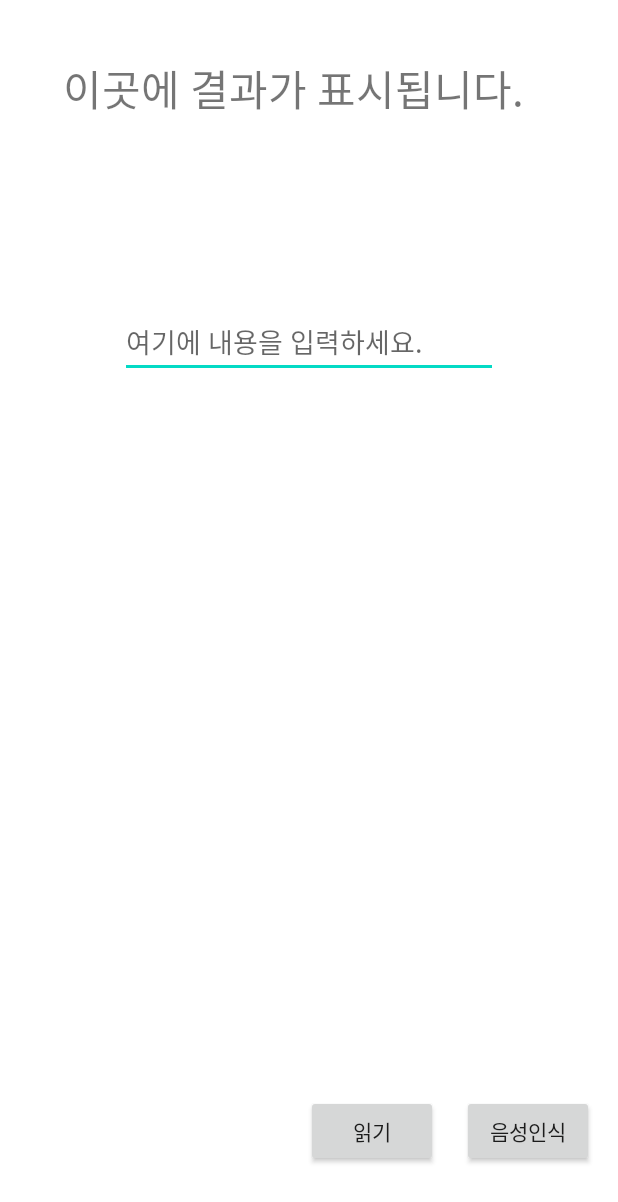
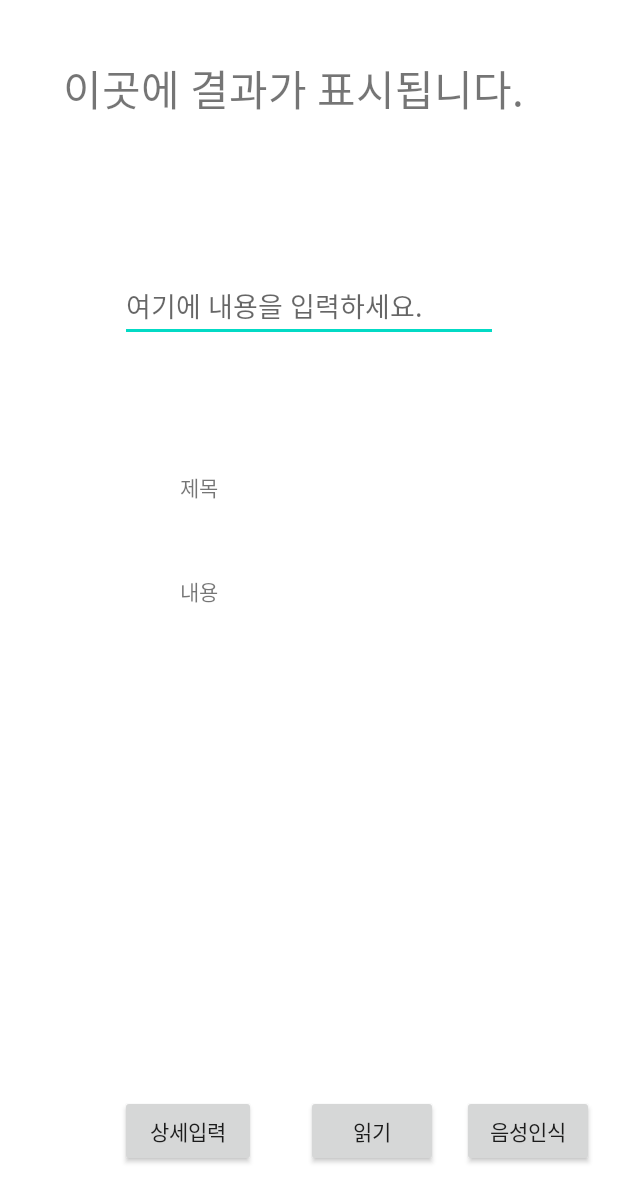
Before and after one commit to wlzkxm2/Probono, an Android app: the TTS_Test screen opened directly, with no data from a screen before it, on a phone screen of 412 x 824 dp. Shown: the top 1202 px of the screen. Run offline under Robolectric (Android 15) with nearby library versions, the phone set to English and light mode, and no system bars; our stand-ins replace RxJava; libraries missing offline, so code that uses them is left out: com.jakewharton.rxbinding4; 3 statements that could not run were skipped.

Commit message:
custom dialog

```diff
--- a/app/src/main/java/com/example/calender/TTS_Test.java
+++ b/app/src/main/java/com/example/calender/TTS_Test.java
@@ -2,6 +2,7 @@ package com.example.calender;
 
 import android.Manifest;
 import android.app.Activity;
+import android.app.Dialog;
 import android.content.Intent;
 import android.content.pm.PackageManager;
 import android.os.Build;
@@ -12,6 +13,7 @@ import android.speech.SpeechRecognizer;
 import android.speech.tts.TextToSpeech;
 import android.util.Log;
 import android.view.View;
+import android.view.Window;
 import android.widget.Button;
 import android.widget.EditText;
 import android.widget.TextView;
@@ -39,10 +41,11 @@ public class TTS_Test extends Activity implements TextToSpeech.OnInitListener {
     boolean recording = false;  //현재 녹음중인지 여부
     private Disposable disposable;
     private TextToSpeech tts;
-    Button btn_TTS, btn_STT;
+    Button btn_TTS, btn_STT, btn_Dialog;
     EditText text;
     TextView tv_Result;
     View.OnClickListener click;
+    Dialog dialog;
 
 
     @Override
@@ -55,6 +58,7 @@ public class TTS_Test extends Activity implements TextToSpeech.OnInitListener {
         tts = new TextToSpeech(this, this);
         btn_TTS = findViewById(R.id.btn_TTS);
         btn_STT = findViewById(R.id.btn_STT);
+        btn_Dialog = findViewById(R.id.btn_dialog);
         text = findViewById(R.id.editText);
         tv_Result = findViewById(R.id.tv_Result);
 
@@ -64,6 +68,11 @@ public class TTS_Test extends Activity implements TextToSpeech.OnInitListener {
         intent = new Intent(RecognizerIntent.ACTION_RECOGNIZE_SPEECH);
         intent.putExtra(RecognizerIntent.EXTRA_CALLING_PACKAGE, getPackageName());
         intent.putExtra(RecognizerIntent.EXTRA_LANGUAGE, "ko-KR");   //한국어
+
+        dialog =  new Dialog(TTS_Test.this);
+        dialog.requestWindowFeature(Window.FEATURE_NO_TITLE); // 타이틀 제거
+        dialog.setContentView(R.layout.dialog_test);
+
 
 
         click = new View.OnClickListener() {
@@ -83,6 +92,8 @@ public class TTS_Test extends Activity implements TextToSpeech.OnInitListener {
                     case R.id.btn_TTS:
                         speakOut();
                         break;
+                    case R.id.btn_dialog:
+                        showDialog();
                     default:
                         break;
                 }
@@ -90,6 +101,7 @@ public class TTS_Test extends Activity implements TextToSpeech.OnInitListener {
         };
         btn_TTS.setOnClickListener(click);
         btn_STT.setOnClickListener(click);
+        btn_Dialog.setOnClickListener(click);
     }
 
 
@@ -239,7 +251,27 @@ public class TTS_Test extends Activity implements TextToSpeech.OnInitListener {
         }
     }
 
+    public void showDialog() {
+       dialog.show();
+       Button btn_Save = dialog.findViewById(R.id.btn_Save);
 
+       btn_Save.setOnClickListener(new View.OnClickListener() {
+           @Override
+           public void onClick(View v) {
+               //기능추가
+            dialog.dismiss();
+           }
+
+       });
+      Button btn_Back = dialog.findViewById(R.id.btn_Back);
+       btn_Back.setOnClickListener(new View.OnClickListener() {
+           @Override
+           public void onClick(View v) {
+               dialog.dismiss();
+           }
+       });
+
+    }
 
     void CheckPermission() {
         //안드로이드 버전이 6.0 이상
--- a/app/src/main/res/layout/tts_test.xml
+++ b/app/src/main/res/layout/tts_test.xml
@@ -20,7 +20,7 @@
         android:layout_width="0dp"
         android:layout_height="wrap_content"
         android:layout_marginStart="80dp"
-        android:layout_marginTop="124dp"
+        android:layout_marginTop="100dp"
         android:layout_marginEnd="80dp"
         android:ems="10"
         android:hint="여기에 내용을 입력하세요."
@@ -52,4 +52,40 @@
         app:layout_constraintBottom_toBottomOf="parent"
         app:layout_constraintEnd_toEndOf="parent" />
 
+    <Button
+        android:id="@+id/btn_dialog"
+        android:layout_width="0dp"
+        android:layout_height="wrap_content"
+        android:layout_marginStart="80dp"
+        android:layout_marginEnd="33dp"
+        android:layout_marginBottom="46dp"
+        android:text="상세입력"
+        app:layout_constraintBottom_toBottomOf="parent"
+        app:layout_constraintEnd_toStartOf="@+id/btn_TTS"
+        app:layout_constraintStart_toStartOf="parent" />
+
+    <TextView
+        android:id="@+id/textView7"
+        android:layout_width="0dp"
+        android:layout_height="wrap_content"
+        android:layout_marginStart="120dp"
+        android:layout_marginTop="86dp"
+        android:layout_marginEnd="120dp"
+        android:text="제목"
+        app:layout_constraintEnd_toEndOf="parent"
+        app:layout_constraintStart_toStartOf="parent"
+        app:layout_constraintTop_toBottomOf="@+id/editText" />
+
+    <TextView
+        android:id="@+id/textView8"
+        android:layout_width="0dp"
+        android:layout_height="wrap_content"
+        android:layout_marginStart="120dp"
+        android:layout_marginTop="48dp"
+        android:layout_marginEnd="120dp"
+        android:text="내용"
+        app:layout_constraintEnd_toEndOf="parent"
+        app:layout_constraintStart_toStartOf="parent"
+        app:layout_constraintTop_toBottomOf="@+id/textView7" />
+
 </androidx.constraintlayout.widget.ConstraintLayout>
```
Also changed, not shown: app/src/main/AndroidManifest.xml (+10 -0 lines).
